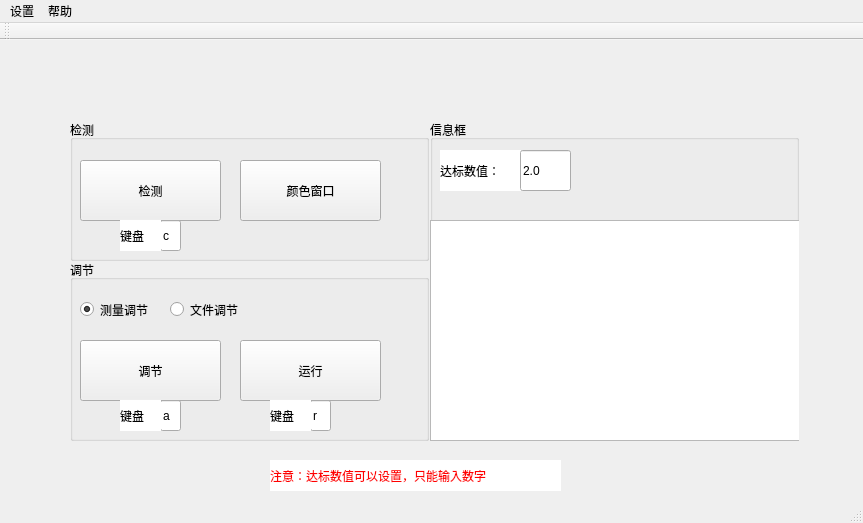
wuyubo/DeltaE-Tool, file DeltaEMainwindow.ui: the form before one commit.
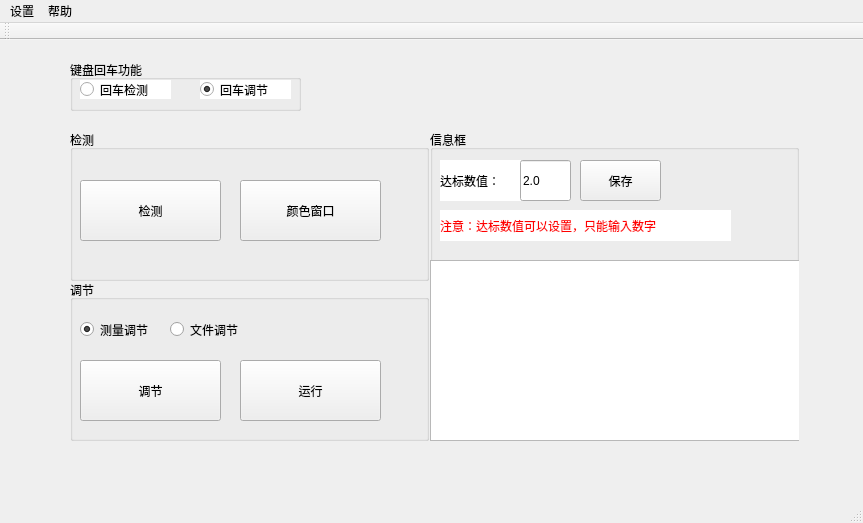
The form after the commit. Icons and pictures are not drawn.

Patch:
```diff
--- a/DeltaEMainwindow.ui
+++ b/DeltaEMainwindow.ui
@@ -21,9 +21,9 @@
     <property name="geometry">
      <rect>
       <x>70</x>
-      <y>80</y>
+      <y>90</y>
       <width>359</width>
-      <height>141</height>
+      <height>151</height>
      </rect>
     </property>
     <property name="styleSheet">
@@ -36,7 +36,7 @@
      <property name="geometry">
       <rect>
        <x>170</x>
-       <y>40</y>
+       <y>50</y>
        <width>141</width>
        <height>61</height>
       </rect>
@@ -49,7 +49,7 @@
      <property name="geometry">
       <rect>
        <x>10</x>
-       <y>40</y>
+       <y>50</y>
        <width>141</width>
        <height>61</height>
       </rect>
@@ -58,46 +58,14 @@
       <string>检测</string>
      </property>
     </widget>
-    <widget class="QLineEdit" name="ld_check_key">
-     <property name="geometry">
-      <rect>
-       <x>90</x>
-       <y>100</y>
-       <width>21</width>
-       <height>31</height>
-      </rect>
-     </property>
-     <property name="styleSheet">
-      <string notr="true">font: 75 16pt &quot;黑体&quot;;</string>
-     </property>
-     <property name="text">
-      <string>c</string>
-     </property>
-    </widget>
-    <widget class="QLabel" name="label_3">
-     <property name="geometry">
-      <rect>
-       <x>50</x>
-       <y>100</y>
-       <width>41</width>
-       <height>31</height>
-      </rect>
-     </property>
-     <property name="styleSheet">
-      <string notr="true">background-color: rgb(255, 255, 255);</string>
-     </property>
-     <property name="text">
-      <string>键盘</string>
-     </property>
-    </widget>
    </widget>
    <widget class="QGroupBox" name="groupBox_2">
     <property name="geometry">
      <rect>
       <x>70</x>
-      <y>220</y>
+      <y>240</y>
       <width>359</width>
-      <height>181</height>
+      <height>161</height>
      </rect>
     </property>
     <property name="styleSheet">
@@ -167,78 +135,14 @@
       <string>运行</string>
      </property>
     </widget>
-    <widget class="QLineEdit" name="ld_adjust_key">
-     <property name="geometry">
-      <rect>
-       <x>90</x>
-       <y>140</y>
-       <width>21</width>
-       <height>31</height>
-      </rect>
-     </property>
-     <property name="styleSheet">
-      <string notr="true">font: 75 12pt &quot;黑体&quot;;</string>
-     </property>
-     <property name="text">
-      <string>a</string>
-     </property>
-    </widget>
-    <widget class="QLineEdit" name="ld_run_key">
-     <property name="geometry">
-      <rect>
-       <x>240</x>
-       <y>140</y>
-       <width>21</width>
-       <height>31</height>
-      </rect>
-     </property>
-     <property name="styleSheet">
-      <string notr="true">font: 75 12pt &quot;黑体&quot;;</string>
-     </property>
-     <property name="text">
-      <string>r</string>
-     </property>
-    </widget>
-    <widget class="QLabel" name="label_4">
-     <property name="geometry">
-      <rect>
-       <x>50</x>
-       <y>140</y>
-       <width>41</width>
-       <height>31</height>
-      </rect>
-     </property>
-     <property name="styleSheet">
-      <string notr="true">background-color: rgb(255, 255, 255);</string>
-     </property>
-     <property name="text">
-      <string>键盘</string>
-     </property>
-    </widget>
-    <widget class="QLabel" name="label_5">
-     <property name="geometry">
-      <rect>
-       <x>200</x>
-       <y>140</y>
-       <width>41</width>
-       <height>31</height>
-      </rect>
-     </property>
-     <property name="styleSheet">
-      <string notr="true">background-color: rgb(255, 255, 255);</string>
-     </property>
-     <property name="text">
-      <string>键盘</string>
-     </property>
-    </widget>
    </widget>
    <widget class="QGroupBox" name="groupBox_3">
     <property name="geometry">
      <rect>
       <x>430</x>
-      <y>80</y>
+      <y>90</y>
       <width>369</width>
-      <height>321</height>
+      <height>311</height>
      </rect>
     </property>
     <property name="styleSheet">
@@ -251,9 +155,9 @@
      <property name="geometry">
       <rect>
        <x>0</x>
-       <y>100</y>
+       <y>130</y>
        <width>371</width>
-       <height>221</height>
+       <height>181</height>
       </rect>
      </property>
      <property name="styleSheet">
@@ -294,6 +198,36 @@
       <string>2.0</string>
      </property>
     </widget>
+    <widget class="QPushButton" name="ptn_setStandard">
+     <property name="geometry">
+      <rect>
+       <x>150</x>
+       <y>30</y>
+       <width>81</width>
+       <height>41</height>
+      </rect>
+     </property>
+     <property name="text">
+      <string>保存</string>
+     </property>
+    </widget>
+    <widget class="QLabel" name="label_6">
+     <property name="geometry">
+      <rect>
+       <x>10</x>
+       <y>80</y>
+       <width>291</width>
+       <height>31</height>
+      </rect>
+     </property>
+     <property name="styleSheet">
+      <string notr="true">color: rgb(255, 0, 0);
+background-color: rgb(255, 255, 255);</string>
+     </property>
+     <property name="text">
+      <string>注意：达标数值可以设置，只能输入数字</string>
+     </property>
+    </widget>
    </widget>
    <widget class="QLabel" name="label">
     <property name="geometry">
@@ -311,22 +245,59 @@
      <string/>
     </property>
    </widget>
-   <widget class="QLabel" name="label_6">
+   <widget class="QGroupBox" name="groupBox_4">
     <property name="geometry">
      <rect>
-      <x>270</x>
-      <y>420</y>
-      <width>291</width>
-      <height>31</height>
+      <x>70</x>
+      <y>20</y>
+      <width>231</width>
+      <height>51</height>
      </rect>
     </property>
-    <property name="styleSheet">
-     <string notr="true">color: rgb(255, 0, 0);
-background-color: rgb(255, 255, 255);</string>
+    <property name="title">
+     <string>键盘回车功能</string>
     </property>
-    <property name="text">
-     <string>注意：达标数值可以设置，只能输入数字</string>
-    </property>
+    <widget class="QRadioButton" name="rBtn_adjust">
+     <property name="geometry">
+      <rect>
+       <x>130</x>
+       <y>20</y>
+       <width>91</width>
+       <height>19</height>
+      </rect>
+     </property>
+     <property name="mouseTracking">
+      <bool>true</bool>
+     </property>
+     <property name="focusPolicy">
+      <enum>Qt::StrongFocus</enum>
+     </property>
+     <property name="styleSheet">
+      <string notr="true">background-color: rgb(255, 255, 255);</string>
+     </property>
+     <property name="text">
+      <string>回车调节</string>
+     </property>
+     <property name="checked">
+      <bool>true</bool>
+     </property>
+    </widget>
+    <widget class="QRadioButton" name="rBtn_check">
+     <property name="geometry">
+      <rect>
+       <x>10</x>
+       <y>20</y>
+       <width>91</width>
+       <height>19</height>
+      </rect>
+     </property>
+     <property name="styleSheet">
+      <string notr="true">background-color: rgb(255, 255, 255);</string>
+     </property>
+     <property name="text">
+      <string>回车检测</string>
+     </property>
+    </widget>
    </widget>
    <zorder>label</zorder>
    <zorder>groupBox</zorder>
```
Left out of the diff: 2 changed lines with no effect on the pictures.
